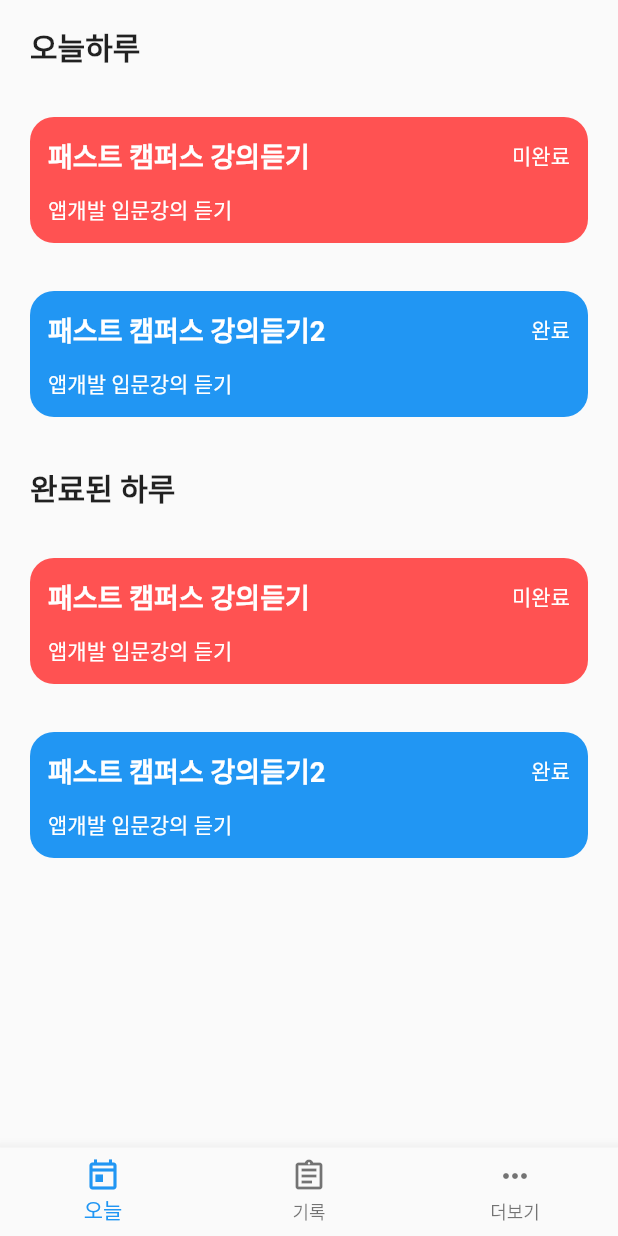
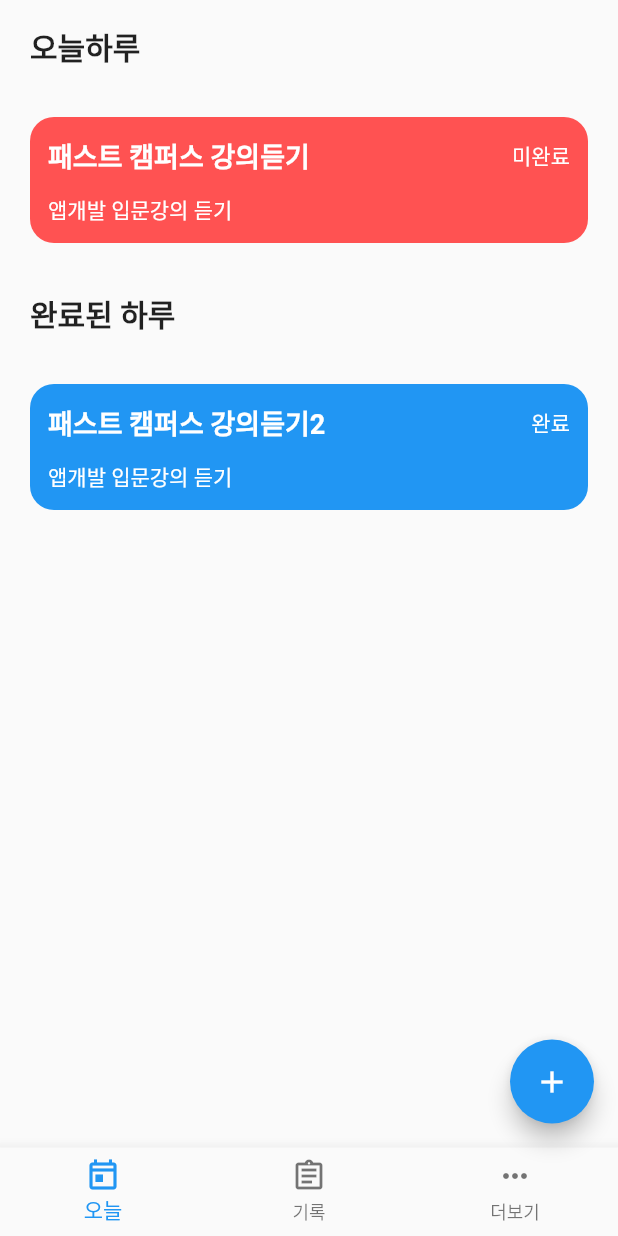
Before and after one commit to pumpkinsoft88/flutter_todo, a Flutter app: the screen it shows after launch, on a phone screen of 412 x 824 dp. Run offline on Flutter 3.47's test engine with Material 2 defaults, Android fonts, the phone set to English and light mode, and no system bars.

Commit message:
3rd commit

```diff
--- a/lib/main.dart
+++ b/lib/main.dart
@@ -30,7 +30,6 @@ class MyHomePage extends StatefulWidget {
 }
 
 class _MyHomePageState extends State<MyHomePage> {
-
   List<Todo> todos = [
     Todo(
       title: "패스트 캠퍼스 강의듣기",
@@ -62,73 +61,122 @@ class _MyHomePageState extends State<MyHomePage> {
         preferredSize: const Size.fromHeight(0),
         child: AppBar(),
       ),
+      floatingActionButton: const FloatingActionButton(
+        child: Icon(
+          Icons.add,
+          color: Colors.white,
+        ),
+        onPressed: () {
+          // 화면을 이동해야 합니다.
+        },
+      ),
       body: ListView.builder(
         itemBuilder: (ctx, idx) {
-          if(idx == 0){
+          if (idx == 0) {
             return Container(
-              child: Text("오늘하루", style: TextStyle(fontSize: 20, fontWeight: FontWeight.bold),),
-              margin: EdgeInsets.symmetric(vertical: 16, horizontal: 20),
+              margin: const EdgeInsets.symmetric(vertical: 16, horizontal: 20),
+              child: const Text(
+                "오늘하루",
+                style: TextStyle(fontSize: 20, fontWeight: FontWeight.bold),
+              ),
             );
-          } else if(idx == 1){
+          } else if (idx == 1) {
+            List<Todo> undone = todos.where((t) {
+              return t.done == 0;
+            }).toList();
+
             return Container(
                 child: Column(
-                children: List.generate(todos.length, (_idx){
-                  Todo t = todos[_idx];
+              children: List.generate(undone.length, (idx) {
+                Todo t = undone[idx];
 
                 return Container(
                   decoration: BoxDecoration(
                       color: Color(t.color),
                       borderRadius: BorderRadius.circular(16)),
-                    padding: EdgeInsets.symmetric(vertical: 12, horizontal: 12),
-                    margin: EdgeInsets.symmetric(vertical: 16, horizontal: 20),
+                  padding:
+                      const EdgeInsets.symmetric(vertical: 12, horizontal: 12),
+                  margin:
+                      const EdgeInsets.symmetric(vertical: 16, horizontal: 20),
                   child: Column(
                     crossAxisAlignment: CrossAxisAlignment.start,
                     children: [
                       Row(
                         mainAxisAlignment: MainAxisAlignment.spaceBetween,
                         children: [
-                          Text(t.title, style: TextStyle(fontSize: 18, color: Colors.white, fontWeight: FontWeight.bold),),
-                          Text(t.done == 0 ? "미완료" : "완료", style: TextStyle(color: Colors.white),)
+                          Text(
+                            t.title,
+                            style: const TextStyle(
+                                fontSize: 18,
+                                color: Colors.white,
+                                fontWeight: FontWeight.bold),
+                          ),
+                          Text(
+                            t.done == 0 ? "미완료" : "완료",
+                            style: const TextStyle(color: Colors.white),
+                          )
                         ],
                       ),
                       Container(height: 12),
-                        Text(t.memo, style: TextStyle(color: Colors.white),)
+                      Text(
+                        t.memo,
+                        style: const TextStyle(color: Colors.white),
+                      )
                     ],
                   ),
                 );
               }),
             ));
-          }
+          } else if (idx == 2) {
+            return Container(
+              margin: const EdgeInsets.symmetric(vertical: 16, horizontal: 20),
+              child: const Text(
+                "완료된 하루",
+                style: TextStyle(fontSize: 20, fontWeight: FontWeight.bold),
+              ),
+            );
+          } else if (idx == 3) {
+            List<Todo> done = todos.where((t) {
+              return t.done == 1;
+            }).toList();
 
-        else if(idx == 2){
-            return Container(
-              child: Text("완료된 하루", style: TextStyle(fontSize: 20, fontWeight: FontWeight.bold),),
-              margin: EdgeInsets.symmetric(vertical: 16, horizontal: 20),
-            );
-          } else if(idx == 3){
             return Container(
                 child: Column(
-                children: List.generate(todos.length, (_idx){
-                  Todo t = todos[_idx];
+              children: List.generate(done.length, (idx) {
+                Todo t = done[idx];
 
                 return Container(
                   decoration: BoxDecoration(
                       color: Color(t.color),
                       borderRadius: BorderRadius.circular(16)),
-                    padding: EdgeInsets.symmetric(vertical: 12, horizontal: 12),
-                    margin: EdgeInsets.symmetric(vertical: 16, horizontal: 20),
+                  padding:
+                      const EdgeInsets.symmetric(vertical: 12, horizontal: 12),
+                  margin:
+                      const EdgeInsets.symmetric(vertical: 16, horizontal: 20),
                   child: Column(
                     crossAxisAlignment: CrossAxisAlignment.start,
                     children: [
                       Row(
                         mainAxisAlignment: MainAxisAlignment.spaceBetween,
                         children: [
-                          Text(t.title, style: TextStyle(fontSize: 18, color: Colors.white, fontWeight: FontWeight.bold),),
-                          Text(t.done == 0 ? "미완료" : "완료", style: TextStyle(color: Colors.white),)
+                          Text(
+                            t.title,
+                            style: const TextStyle(
+                                fontSize: 18,
+                                color: Colors.white,
+                                fontWeight: FontWeight.bold),
+                          ),
+                          Text(
+                            t.done == 0 ? "미완료" : "완료",
+                            style: const TextStyle(color: Colors.white),
+                          )
                         ],
                       ),
                       Container(height: 12),
-                        Text(t.memo, style: TextStyle(color: Colors.white),)
+                      Text(
+                        t.memo,
+                        style: const TextStyle(color: Colors.white),
+                      )
                     ],
                   ),
                 );
@@ -136,7 +184,6 @@ class _MyHomePageState extends State<MyHomePage> {
             ));
           }
         },
-
         itemCount: 4,
       ),
       bottomNavigationBar: BottomNavigationBar(
--- /dev/null
+++ b/lib/write.dart
@@ -0,0 +1,18 @@
+import 'package:flutter/src/widgets/container.dart';
+import 'package:flutter/src/widgets/framework.dart';
+
+import 'data/todo.dart';
+
+class TodoWritePage extends StatefulWidget {
+  const TodoWritePage({Key key, Todo todo}) : super(key: key);
+
+  @override
+  State<TodoWritePage> createState() => _TodoWritePageState();
+}
+
+class _TodoWritePageState extends State<TodoWritePage> {
+  @override
+  Widget build(BuildContext context) {
+    return Container();
+  }
+}
```
Lines whose indentation alone changed are shown as unchanged.
